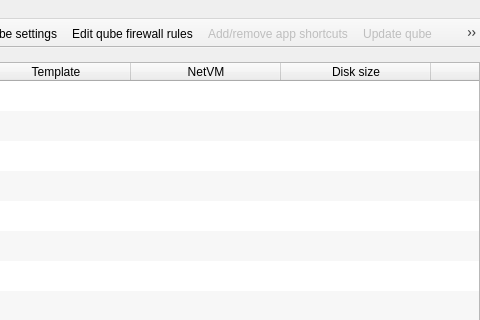
Old version of the form ui/qubemanager.ui in the repository QubesOS/qubes-manager; both pictures show x 620 to 1100 and y 0 to 320 of the 1100 by 600 pixel window.
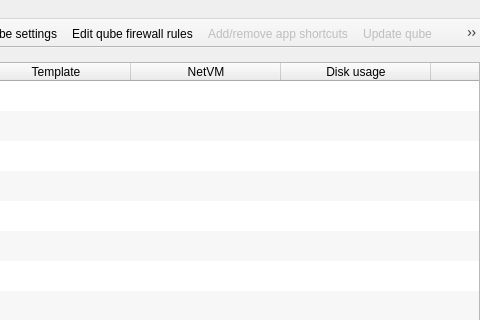
New version of the form. Icons and pictures are not drawn.

Commit message:
Qubes Manager: Rename "Disk size" to "Disk usage"
What's shown in that column is the disk space that used rather
than the size of the full disk. So, let's be clear about that.

```diff
--- a/ui/qubemanager.ui
+++ b/ui/qubemanager.ui
@@ -211,7 +211,7 @@
       </column>
       <column>
        <property name="text">
-        <string>Disk size</string>
+        <string>Disk usage</string>
        </property>
       </column>
       <column>
```
